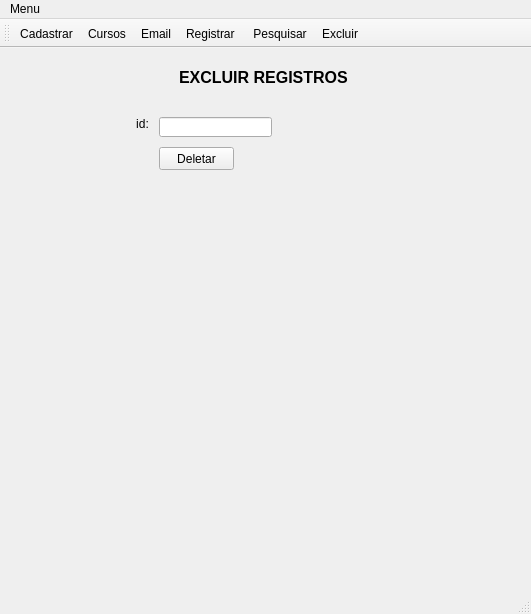
This is design.ui in ruben-sa-brito/rapsodia as Qt 5 draws it before an edit. The edited form follows.
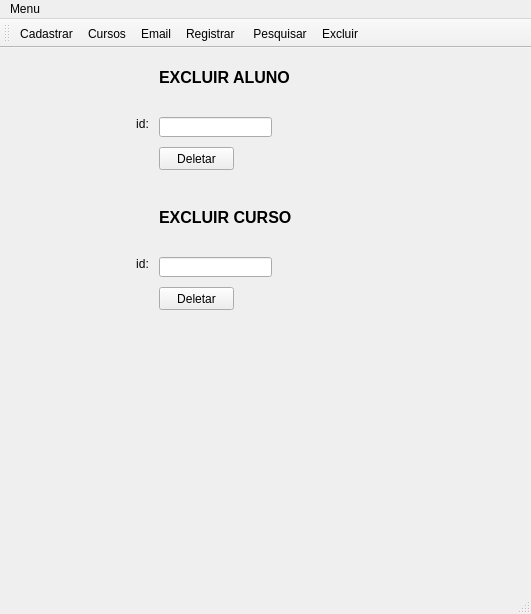
This is the edited form. The open tabs and pages were chosen to show the change. Icons and pictures are not drawn.

Commit message: adicionando funçao de cadastroe pesquisa de cursos

The edit to the form file:
```diff
--- a/design.ui
+++ b/design.ui
@@ -220,19 +220,6 @@
          </rect>
         </property>
        </widget>
-       <widget class="QLabel" name="label_15">
-        <property name="geometry">
-         <rect>
-          <x>10</x>
-          <y>90</y>
-          <width>91</width>
-          <height>21</height>
-         </rect>
-        </property>
-        <property name="text">
-         <string>&lt;html&gt;&lt;head/&gt;&lt;body&gt;&lt;p align=&quot;center&quot;&gt;Nome:&lt;/p&gt;&lt;/body&gt;&lt;/html&gt;</string>
-        </property>
-       </widget>
        <widget class="QLabel" name="label_17">
         <property name="geometry">
          <rect>
@@ -506,14 +493,63 @@
        <widget class="QLabel" name="label_13">
         <property name="geometry">
          <rect>
-          <x>170</x>
+          <x>150</x>
           <y>10</y>
           <width>181</width>
           <height>21</height>
          </rect>
         </property>
         <property name="text">
-         <string>&lt;html&gt;&lt;head/&gt;&lt;body&gt;&lt;p&gt;&lt;span style=&quot; font-size:12pt; font-weight:600;&quot;&gt;EXCLUIR REGISTROS&lt;/span&gt;&lt;/p&gt;&lt;/body&gt;&lt;/html&gt;</string>
+         <string>&lt;html&gt;&lt;head/&gt;&lt;body&gt;&lt;p&gt;&lt;span style=&quot; font-size:12pt; font-weight:600;&quot;&gt;EXCLUIR ALUNO&lt;/span&gt;&lt;/p&gt;&lt;/body&gt;&lt;/html&gt;</string>
+        </property>
+       </widget>
+       <widget class="QLabel" name="label_15">
+        <property name="geometry">
+         <rect>
+          <x>150</x>
+          <y>150</y>
+          <width>181</width>
+          <height>21</height>
+         </rect>
+        </property>
+        <property name="text">
+         <string>&lt;html&gt;&lt;head/&gt;&lt;body&gt;&lt;p&gt;&lt;span style=&quot; font-size:12pt; font-weight:600;&quot;&gt;EXCLUIR CURSO&lt;/span&gt;&lt;/p&gt;&lt;/body&gt;&lt;/html&gt;</string>
+        </property>
+       </widget>
+       <widget class="QLineEdit" name="idcdel">
+        <property name="geometry">
+         <rect>
+          <x>150</x>
+          <y>200</y>
+          <width>113</width>
+          <height>20</height>
+         </rect>
+        </property>
+       </widget>
+       <widget class="QPushButton" name="delC">
+        <property name="geometry">
+         <rect>
+          <x>150</x>
+          <y>230</y>
+          <width>75</width>
+          <height>23</height>
+         </rect>
+        </property>
+        <property name="text">
+         <string>Deletar</string>
+        </property>
+       </widget>
+       <widget class="QLabel" name="label_16">
+        <property name="geometry">
+         <rect>
+          <x>110</x>
+          <y>200</y>
+          <width>47</width>
+          <height>13</height>
+         </rect>
+        </property>
+        <property name="text">
+         <string>&lt;html&gt;&lt;head/&gt;&lt;body&gt;&lt;p align=&quot;center&quot;&gt;id:&lt;/p&gt;&lt;/body&gt;&lt;/html&gt;</string>
         </property>
        </widget>
       </widget>
```
Left out of the diff: 40 changed lines with no effect on the pictures. The commit also changes 5 other files.
